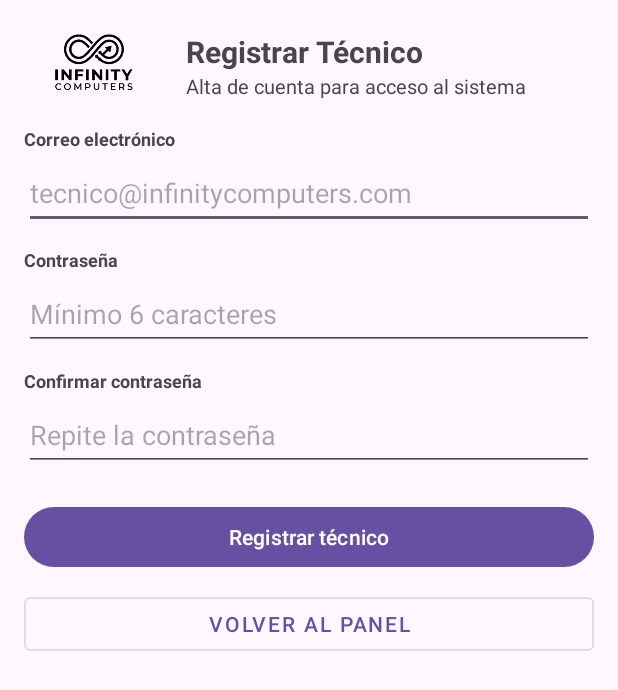
After one commit to davidruizfernandez06-gif/infinitycomputers, an Android app: the RegistrarTecnicoActivity screen opened directly, with no data from a screen before it, on a phone screen of 412 x 824 dp. The commit adds this screen. Shown: the top 690 px of the screen. Run offline under Robolectric (Android 15) with nearby library versions, the phone set to English and light mode, and no system bars; 1 statement that could not run was skipped.

Commit message:
Vista para registrar nuevo Técnico en la empresa

```diff
--- a/app/src/main/AndroidManifest.xml
+++ b/app/src/main/AndroidManifest.xml
@@ -33,6 +33,10 @@
             android:name=".CrudClientesActivity"
             android:exported="false"
             android:windowSoftInputMode="adjustResize" />
+        <activity
+            android:name=".RegistrarTecnicoActivity"
+            android:exported="false"
+            android:windowSoftInputMode="adjustResize" />
     </application>
 
 </manifest>
--- /dev/null
+++ b/app/src/main/java/com/example/infinitycomputers/RegistrarTecnicoActivity.kt
@@ -0,0 +1,20 @@
+package com.example.infinitycomputers
+
+import android.os.Bundle
+import androidx.activity.enableEdgeToEdge
+import androidx.appcompat.app.AppCompatActivity
+import androidx.core.view.ViewCompat
+import androidx.core.view.WindowInsetsCompat
+
+class RegistrarTecnicoActivity : AppCompatActivity() {
+    override fun onCreate(savedInstanceState: Bundle?) {
+        super.onCreate(savedInstanceState)
+        enableEdgeToEdge()
+        setContentView(R.layout.activity_registrar_tecnico)
+        ViewCompat.setOnApplyWindowInsetsListener(findViewById(R.id.main)) { v, insets ->
+            val systemBars = insets.getInsets(WindowInsetsCompat.Type.systemBars())
+            v.setPadding(systemBars.left, systemBars.top, systemBars.right, systemBars.bottom)
+            insets
+        }
+    }
+}
--- /dev/null
+++ b/app/src/main/res/layout/activity_registrar_tecnico.xml
@@ -0,0 +1,129 @@
+<?xml version="1.0" encoding="utf-8"?>
+<ScrollView xmlns:android="http://schemas.android.com/apk/res/android"
+    android:id="@+id/mainRegistrarTecnico"
+    android:layout_width="match_parent"
+    android:layout_height="match_parent"
+    android:fillViewport="true">
+
+    <LinearLayout
+        android:layout_width="match_parent"
+        android:layout_height="wrap_content"
+        android:orientation="vertical"
+        android:padding="16dp">
+
+        <!-- ENCABEZADO COMPACTO CON LOGO -->
+        <LinearLayout
+            android:id="@+id/layoutHeaderRegistrarTecnico"
+            android:layout_width="match_parent"
+            android:layout_height="wrap_content"
+            android:gravity="center_vertical"
+            android:orientation="horizontal"
+            android:paddingTop="4dp"
+            android:paddingBottom="16dp">
+
+            <ImageView
+                android:id="@+id/ivLogoRegistrarTecnico"
+                android:layout_width="96dp"
+                android:layout_height="48dp"
+                android:contentDescription="@string/desc_logo_empresa"
+                android:scaleType="fitCenter"
+                android:src="@drawable/logo" />
+
+            <LinearLayout
+                android:layout_width="0dp"
+                android:layout_height="wrap_content"
+                android:layout_marginStart="12dp"
+                android:layout_weight="1"
+                android:orientation="vertical">
+
+                <TextView
+                    android:id="@+id/tvTituloRegistrarTecnico"
+                    android:layout_width="match_parent"
+                    android:layout_height="wrap_content"
+                    android:text="@string/titulo_registrar_tecnico"
+                    android:textSize="20sp"
+                    android:textStyle="bold" />
+
+                <TextView
+                    android:id="@+id/tvSubtituloRegistrarTecnico"
+                    android:layout_width="match_parent"
+                    android:layout_height="wrap_content"
+                    android:text="@string/subtitulo_registrar_tecnico"
+                    android:textSize="13sp" />
+            </LinearLayout>
+        </LinearLayout>
+
+        <!-- CORREO -->
+        <TextView
+            android:layout_width="match_parent"
+            android:layout_height="wrap_content"
+            android:text="@string/label_correo_tecnico"
+            android:textSize="12sp"
+            android:textStyle="bold" />
+
+        <EditText
+            android:id="@+id/etCorreoTecnico"
+            android:layout_width="match_parent"
+            android:layout_height="48dp"
+            android:layout_marginTop="4dp"
+            android:hint="@string/hint_correo_tecnico"
+            android:inputType="textEmailAddress"
+            android:maxLines="1" />
+
+        <!-- CONTRASEÑA -->
+        <TextView
+            android:layout_width="match_parent"
+            android:layout_height="wrap_content"
+            android:layout_marginTop="12dp"
+            android:text="@string/label_password_tecnico"
+            android:textSize="12sp"
+            android:textStyle="bold" />
+
+        <EditText
+            android:id="@+id/etPasswordTecnico"
+            android:layout_width="match_parent"
+            android:layout_height="48dp"
+            android:layout_marginTop="4dp"
+            android:hint="@string/hint_password_tecnico"
+            android:inputType="textPassword"
+            android:maxLines="1" />
+
+        <!-- CONFIRMAR CONTRASEÑA -->
+        <TextView
+            android:layout_width="match_parent"
+            android:layout_height="wrap_content"
+            android:layout_marginTop="12dp"
+            android:text="@string/label_confirmar_password"
+            android:textSize="12sp"
+            android:textStyle="bold" />
+
+        <EditText
+            android:id="@+id/etConfirmarPasswordTecnico"
+            android:layout_width="match_parent"
+            android:layout_height="48dp"
+            android:layout_marginTop="4dp"
+            android:hint="@string/hint_confirmar_password"
+            android:inputType="textPassword"
+            android:maxLines="1" />
+
+        <!-- BOTÓN CREAR CUENTA -->
+        <Button
+            android:id="@+id/btnCrearCuentaTecnico"
+            android:layout_width="match_parent"
+            android:layout_height="48dp"
+            android:layout_marginTop="20dp"
+            android:maxLines="1"
+            android:text="@string/btn_crear_cuenta_tecnico" />
+
+        <!-- BOTÓN VOLVER AL PANEL -->
+        <Button
+            android:id="@+id/btnVolverPanelTecnico"
+            style="@style/Widget.MaterialComponents.Button.OutlinedButton"
+            android:layout_width="match_parent"
+            android:layout_height="48dp"
+            android:layout_marginTop="10dp"
+            android:maxLines="1"
+            android:text="@string/btn_volver_panel_tecnico" />
+
+    </LinearLayout>
+</ScrollView>
--- a/app/src/main/res/values/strings.xml
+++ b/app/src/main/res/values/strings.xml
@@ -42,7 +42,7 @@
     <!-- Encabezado y Sesión en Panel -->
     <string name="desc_logo_panel">Logo de InfinityComputers</string>
     <string name="titulo_panel_wisp">Panel Operativo WISP</string>
-    <string name="subtitulo_panel_wisp">InfinityComputers • Control en campo</string>
+    <string name="subtitulo_panel_wisp">Control en campo</string>
     <string name="btn_cerrar_sesion">Cerrar sesión</string>
 
     <!-- Acciones Principales del Técnico -->
@@ -52,4 +52,22 @@
 
     <!-- Lista Dinámica RecyclerView -->
     <string name="seccion_lista_clientes">Clientes registrados</string>
+
+    <string name="titulo_registrar_tecnico">Registrar Técnico</string>
+    <string name="subtitulo_registrar_tecnico">Alta de cuenta para acceso al sistema</string>
+    <string name="label_correo_tecnico">Correo electrónico</string>
+    <string name="hint_correo_tecnico">tecnico@infinitycomputers.com</string>
+    <string name="label_password_tecnico">Contraseña</string>
+    <string name="hint_password_tecnico">Mínimo 6 caracteres</string>
+    <string name="label_confirmar_password">Confirmar contraseña</string>
+    <string name="hint_confirmar_password">Repite la contraseña</string>
+    <string name="btn_crear_cuenta_tecnico">Registrar técnico</string>
+    <string name="btn_volver_panel_tecnico">Volver al panel</string>
+
+    <string name="error_correo_vacio">Ingresa el correo electrónico del técnico</string>
+    <string name="error_correo_invalido">Ingresa un correo electrónico válido</string>
+    <string name="error_password_corta">La contraseña debe tener al menos 6 caracteres</string>
+    <string name="error_password_no_coincide">Las contraseñas no coinciden</string>
+    <string name="msg_tecnico_registrado">Técnico registrado correctamente</string>
+
 </resources>
```
Lines whose indentation alone changed are shown as unchanged.
